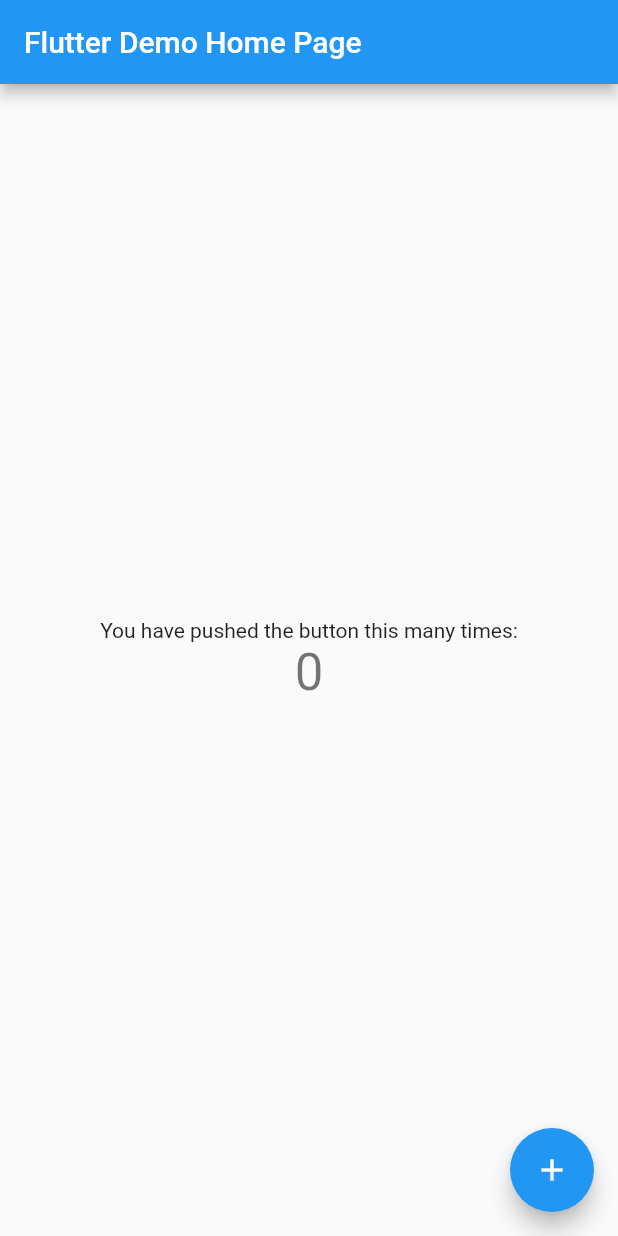
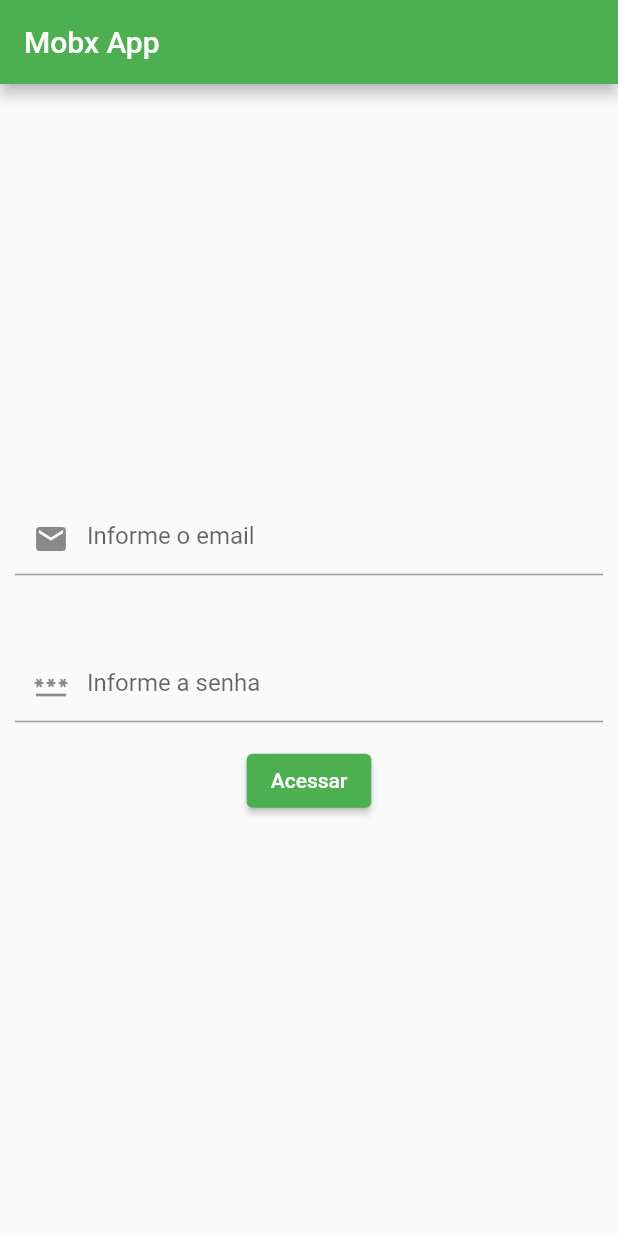
Before and after one commit to BarbaraLest/Flutter-MobX, a Flutter app: the screen it shows after launch, on a phone screen of 412 x 824 dp. Run offline on Flutter 3.47's test engine with Material 2 defaults, Android fonts, the phone set to English and light mode, and no system bars.

Commit message:
- add login screen

```diff
--- a/lib/main.dart
+++ b/lib/main.dart
@@ -1,113 +1,20 @@
 import 'package:flutter/material.dart';
+import 'package:flutter_mobx/presentation/pages/login/login_page.dart';
 
 void main() {
   runApp(MyApp());
 }
 
 class MyApp extends StatelessWidget {
-  // This widget is the root of your application.
+
   @override
   Widget build(BuildContext context) {
     return MaterialApp(
-      title: 'Flutter Demo',
+      title: 'MobX App',
       theme: ThemeData(
-        // This is the theme of your application.
-        //
-        // Try running your application with "flutter run". You'll see the
-        // application has a blue toolbar. Then, without quitting the app, try
-        // changing the primarySwatch below to Colors.green and then invoke
-        // "hot reload" (press "r" in the console where you ran "flutter run",
-        // or simply save your changes to "hot reload" in a Flutter IDE).
-        // Notice that the counter didn't reset back to zero; the application
-        // is not restarted.
-        primarySwatch: Colors.blue,
+        primarySwatch: Colors.green,
       ),
-      home: MyHomePage(title: 'Flutter Demo Home Page'),
+      home: LoginPage(),
     );
   }
 }
-
-class MyHomePage extends StatefulWidget {
-  MyHomePage({Key? key, required this.title}) : super(key: key);
-
-  // This widget is the home page of your application. It is stateful, meaning
-  // that it has a State object (defined below) that contains fields that affect
-  // how it looks.
-
-  // This class is the configuration for the state. It holds the values (in this
-  // case the title) provided by the parent (in this case the App widget) and
-  // used by the build method of the State. Fields in a Widget subclass are
-  // always marked "final".
-
-  final String title;
-
-  @override
-  _MyHomePageState createState() => _MyHomePageState();
-}
-
-class _MyHomePageState extends State<MyHomePage> {
-  int _counter = 0;
-
-  void _incrementCounter() {
-    setState(() {
-      // This call to setState tells the Flutter framework that something has
-      // changed in this State, which causes it to rerun the build method below
-      // so that the display can reflect the updated values. If we changed
-      // _counter without calling setState(), then the build method would not be
-      // called again, and so nothing would appear to happen.
-      _counter++;
-    });
-  }
-
-  @override
-  Widget build(BuildContext context) {
-    // This method is rerun every time setState is called, for instance as done
-    // by the _incrementCounter method above.
-    //
-    // The Flutter framework has been optimized to make rerunning build methods
-    // fast, so that you can just rebuild anything that needs updating rather
-    // than having to individually change instances of widgets.
-    return Scaffold(
-      appBar: AppBar(
-        // Here we take the value from the MyHomePage object that was created by
-        // the App.build method, and use it to set our appbar title.
-        title: Text(widget.title),
-      ),
-      body: Center(
-        // Center is a layout widget. It takes a single child and positions it
-        // in the middle of the parent.
-        child: Column(
-          // Column is also a layout widget. It takes a list of children and
-          // arranges them vertically. By default, it sizes itself to fit its
-          // children horizontally, and tries to be as tall as its parent.
-          //
-          // Invoke "debug painting" (press "p" in the console, choose the
-          // "Toggle Debug Paint" action from the Flutter Inspector in Android
-          // Studio, or the "Toggle Debug Paint" command in Visual Studio Code)
-          // to see the wireframe for each widget.
-          //
-          // Column has various properties to control how it sizes itself and
-          // how it positions its children. Here we use mainAxisAlignment to
-          // center the children vertically; the main axis here is the vertical
-          // axis because Columns are vertical (the cross axis would be
-          // horizontal).
-          mainAxisAlignment: MainAxisAlignment.center,
-          children: <Widget>[
-            Text(
-              'You have pushed the button this many times:',
-            ),
-            Text(
-              '$_counter',
-              style: Theme.of(context).textTheme.headline4,
-            ),
-          ],
-        ),
-      ),
-      floatingActionButton: FloatingActionButton(
-        onPressed: _incrementCounter,
-        tooltip: 'Increment',
-        child: Icon(Icons.add),
-      ), // This trailing comma makes auto-formatting nicer for build methods.
-    );
-  }
-}
--- /dev/null
+++ b/lib/presentation/pages/login/login_page.dart
@@ -0,0 +1,53 @@
+import 'package:flutter/material.dart';
+
+class LoginPage extends StatefulWidget {
+  @override
+  _LoginPageState createState() => _LoginPageState();
+}
+
+class _LoginPageState extends State<LoginPage> {
+
+  final FocusNode _emailNode = FocusNode();
+  final FocusNode _passwordNode = FocusNode();
+
+  @override
+  Widget build(BuildContext context) {
+    return Scaffold(
+      appBar: AppBar(
+        title: Text("Mobx App"),
+      ),
+      body: Padding(
+        padding: EdgeInsets.symmetric(horizontal: 10.0),
+        child: Column(
+          mainAxisAlignment: MainAxisAlignment.center,
+          children: <Widget>[
+            TextField(
+              keyboardType: TextInputType.emailAddress,
+              textInputAction: TextInputAction.next,
+              onSubmitted: (_) => FocusScope.of(context).requestFocus(_passwordNode),
+              decoration: InputDecoration(
+                  prefixIcon: Icon(Icons.mail), hintText: "Informe o email"),
+            ),
+            Padding(
+              padding: EdgeInsets.only(top: 50.0),
+            ),
+            TextField(
+              focusNode: _passwordNode,
+              keyboardType: TextInputType.text,
+              decoration: InputDecoration(
+                  prefixIcon: Icon(Icons.password),
+                  hintText: "Informe a senha"),
+            ),
+            Padding(
+              padding: EdgeInsets.only(top: 15.0),
+              child: ElevatedButton(
+                child: Text("Acessar"),
+                onPressed: () {},
+              ),
+            ),
+          ],
+        ),
+      ),
+    );
+  }
+}
```
Also changed, not shown: 1 other file.
